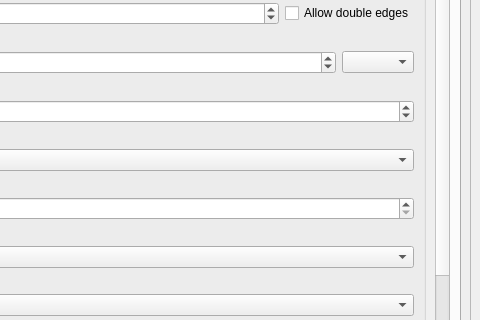
Before: the Qt Designer form views/PluginDialog.ui in S-P-A-N-N-E-R-S/Frontend, drawn with Qt 5; both pictures show x 620 to 1100 and y 382 to 702 of the 1100 by 900 pixel window.
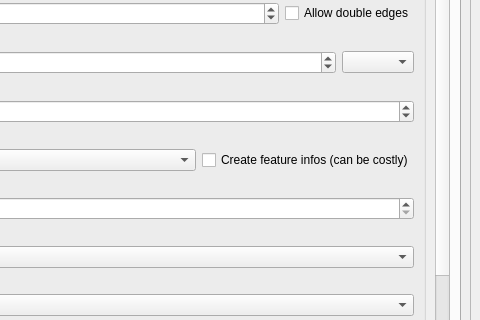
After: the same form once the commit is applied. Icons and pictures are not drawn. Custom widgets are drawn as their Qt base class.

Commit message: Write infos into graphml

```diff
--- a/views/PluginDialog.ui
+++ b/views/PluginDialog.ui
@@ -805,6 +805,13 @@
                                    </property>
                                   </widget>
                                  </item>
+                                 <item>
+                                  <widget class="QCheckBox" name="create_graph_createinfos_checkbox">
+                                   <property name="text">
+                                    <string>Create feature infos (can be costly)</string>
+                                   </property>
+                                  </widget>
+                                 </item>
                                 </layout>
                                </item>
                                <item>
```
Left out of the diff: 4 changed lines with no effect on the pictures. The commit also changes 4 other files.
